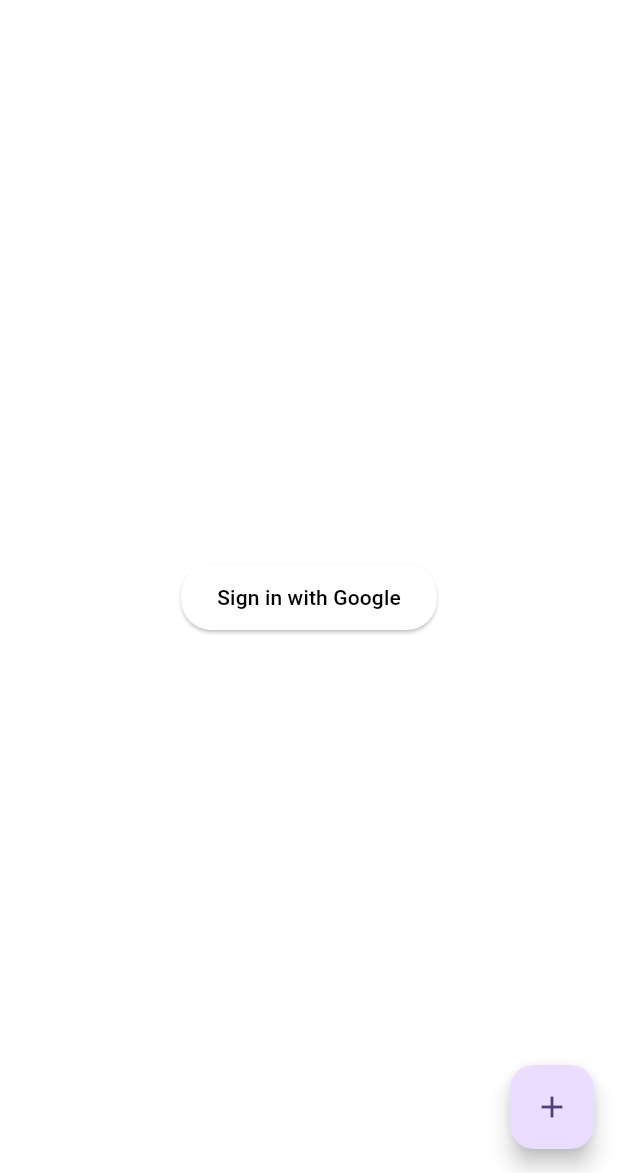
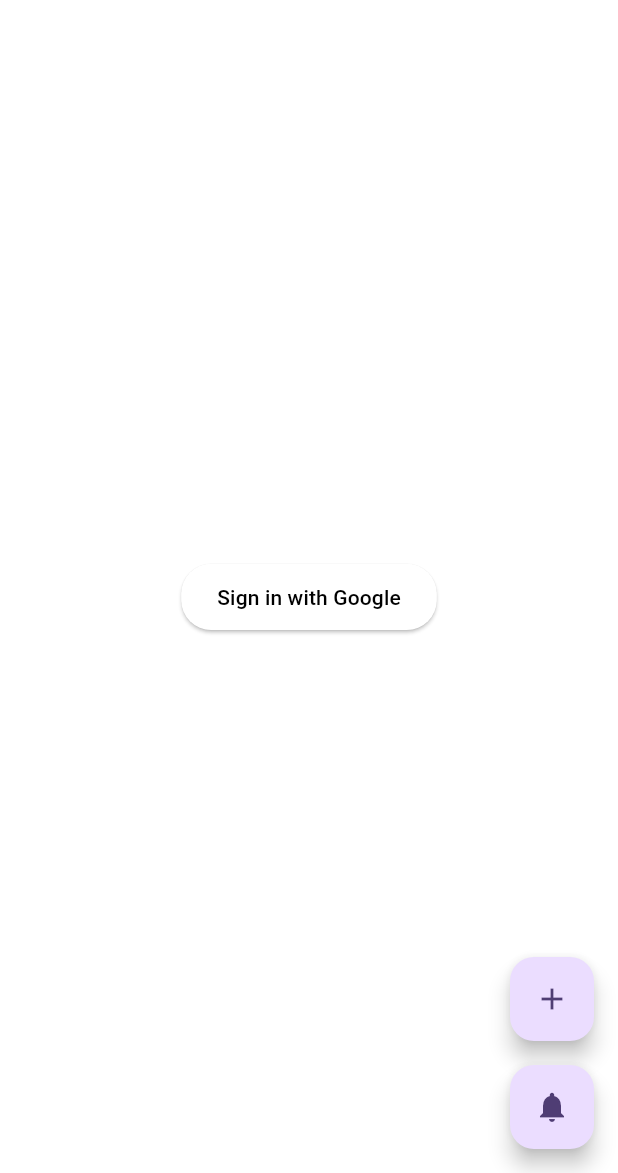
Before and after one commit to suvratp21/calendar-app, a Flutter app: the screen it shows after launch, on a phone screen of 412 x 824 dp, the part 63-1236 px from its top. Run offline on Flutter 3.47's test engine with Material 3 defaults, Android fonts, the phone set to English and light mode, and no system bars; our stand-ins replace awesome_notifications, cloud_firestore, firebase_auth, firebase_core, flutter_contacts, google_sign_in and 2 more; accounts and stored records are empty.

Commit message:
notification working fine in apk also

```diff
--- a/lib/add_event_page.dart
+++ b/lib/add_event_page.dart
@@ -24,7 +24,7 @@ class _AddEventPageState extends State<AddEventPage> {
   late TextEditingController _titleController;
   late TextEditingController _locationController;
   late TextEditingController _descriptionController;
-  List<String> _members = [];
+  final List<String> _members = [];
   DateTime? _startTime;
   DateTime? _endTime;
 
@@ -60,9 +60,7 @@ class _AddEventPageState extends State<AddEventPage> {
 
   Future<void> _saveGoogleCalendarEvent() async {
     GoogleSignInAccount? googleUser = await _googleSignIn.signInSilently();
-    if (googleUser == null) {
-      googleUser = await _googleSignIn.signIn();
-    }
+    googleUser ??= await _googleSignIn.signIn();
     final auth = await googleUser!.authentication;
 
     final Map<String, dynamic> eventPayload = {
--- a/lib/event_details_page.dart
+++ b/lib/event_details_page.dart
@@ -2,7 +2,7 @@ import 'package:flutter/material.dart';
 import 'package:cloud_firestore/cloud_firestore.dart';
 import 'package:firebase_auth/firebase_auth.dart';
 import 'edit_event_page.dart'; // Import the edit event page
-import 'main.dart'; // Import the Appointment class
+// Import the Appointment class
 import 'models.dart' as myModels; // use alias to avoid conflict
 
 class EventDetailsPage extends StatefulWidget {
--- a/lib/homepage.dart
+++ b/lib/homepage.dart
@@ -25,7 +25,7 @@ class _AuthScreenState extends State<AuthScreen> {
   DateTime _selectedDate = DateTime.now();
   String? _accessToken;
   myModels.AppointmentDataSource? _calendarDataSource;
-  bool _isUpdatingCalendar = false; // added flag
+  final bool _isUpdatingCalendar = false; // added flag
   final CalendarController _calendarController =
       CalendarController(); // new controller
 
@@ -311,7 +311,10 @@ class _AuthScreenState extends State<AuthScreen> {
                 ),
         ),
       ),
-      floatingActionButton: FloatingActionButton(
+      floatingActionButton: Column(
+        mainAxisAlignment: MainAxisAlignment.end,
+        children: [
+          FloatingActionButton(
             onPressed: () {
               Navigator.push(
                 context,
@@ -320,6 +323,22 @@ class _AuthScreenState extends State<AuthScreen> {
             },
             child: const Icon(Icons.add),
           ),
+          const SizedBox(height: 16), // Spacing between FABs
+          FloatingActionButton(
+            onPressed: () {
+              AwesomeNotifications().createNotification(
+                content: NotificationContent(
+                  id: 1,
+                  channelKey: 'basic_channel',
+                  title: 'Hello!',
+                  body: 'Hello World!',
+                ),
+              );
+            },
+            child: const Icon(Icons.notifications),
+          ),
+        ],
+      ),
     );
   }
 }
--- a/lib/notification_service.dart
+++ b/lib/notification_service.dart
@@ -1,5 +1,4 @@
 import 'package:awesome_notifications/awesome_notifications.dart';
-import 'package:flutter/services.dart';
 import 'package:url_launcher/url_launcher.dart';
 import 'package:firebase_auth/firebase_auth.dart';
 import 'package:cloud_firestore/cloud_firestore.dart';
```
Also changed, not shown: lib/edit_event_page.dart (+6 -8 lines), lib/main.dart (+7 -7 lines), 3 other files. Lines whose indentation alone changed are shown as unchanged.
